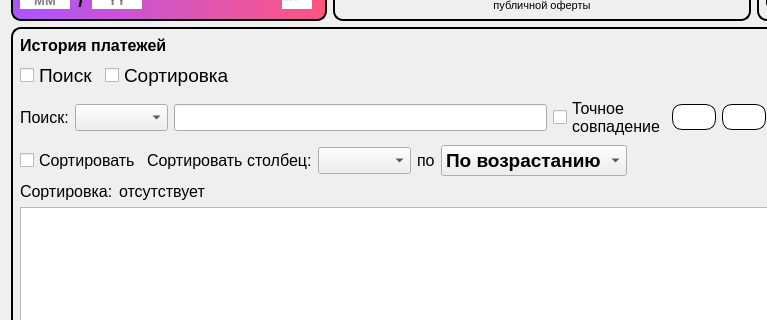
Qt form Gui/TabWidgets/Player/playerpayments.ui (MyEdit/Casino_Client) before a commit; both pictures show x 0 to 767 and y 197 to 517 of the 1158 by 669 pixel window.
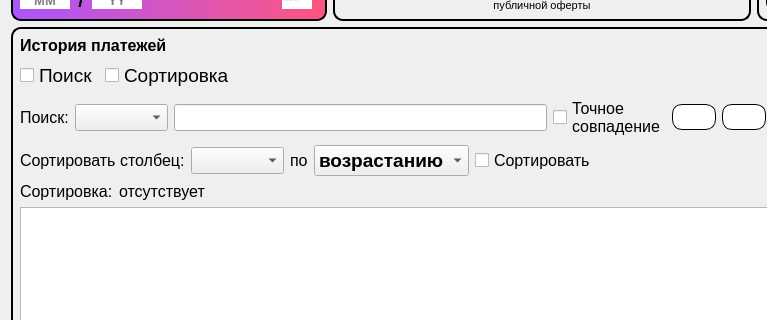
The same form after that commit. Icons and pictures are not drawn.

```diff
--- a/Gui/TabWidgets/Player/playerpayments.ui
+++ b/Gui/TabWidgets/Player/playerpayments.ui
@@ -1206,8 +1206,8 @@
           </property>
           <property name="iconSize">
            <size>
-            <width>24</width>
-            <height>24</height>
+            <width>32</width>
+            <height>32</height>
            </size>
           </property>
          </widget>
@@ -1294,8 +1294,8 @@
           </property>
           <property name="iconSize">
            <size>
-            <width>24</width>
-            <height>24</height>
+            <width>32</width>
+            <height>32</height>
            </size>
           </property>
          </widget>
@@ -1329,8 +1329,8 @@
           </property>
           <property name="iconSize">
            <size>
-            <width>24</width>
-            <height>24</height>
+            <width>32</width>
+            <height>32</height>
            </size>
           </property>
          </widget>
@@ -1352,19 +1352,6 @@
       </item>
       <item>
        <layout class="QHBoxLayout" name="horizontalLayout_8">
-        <item>
-         <widget class="QCheckBox" name="sorting">
-          <property name="font">
-           <font>
-            <family>Segoe UI</family>
-            <pointsize>12</pointsize>
-           </font>
-          </property>
-          <property name="text">
-           <string>Сортировать</string>
-          </property>
-         </widget>
-        </item>
         <item>
          <widget class="QLabel" name="label_19">
           <property name="font">
@@ -1427,16 +1414,29 @@
           </property>
           <item>
            <property name="text">
-            <string>По возрастанию</string>
+            <string>возрастанию</string>
            </property>
           </item>
           <item>
            <property name="text">
-            <string>По убыванию</string>
+            <string>убыванию</string>
            </property>
           </item>
          </widget>
         </item>
+        <item>
+         <widget class="QCheckBox" name="sorting">
+          <property name="font">
+           <font>
+            <family>Segoe UI</family>
+            <pointsize>12</pointsize>
+           </font>
+          </property>
+          <property name="text">
+           <string>Сортировать</string>
+          </property>
+         </widget>
+        </item>
         <item>
          <spacer name="horizontalSpacer_13">
           <property name="orientation">
@@ -1474,7 +1474,7 @@
          </widget>
         </item>
         <item>
-         <widget class="QLabel" name="label_18">
+         <widget class="QLabel" name="labelWhatKindSorting">
           <property name="sizePolicy">
            <sizepolicy hsizetype="Fixed" vsizetype="Preferred">
             <horstretch>0</horstretch>
@@ -1640,8 +1640,8 @@
           </property>
           <property name="iconSize">
            <size>
-            <width>24</width>
-            <height>24</height>
+            <width>32</width>
+            <height>32</height>
            </size>
           </property>
          </widget>
@@ -1736,8 +1736,8 @@
           </property>
           <property name="iconSize">
            <size>
-            <width>24</width>
-            <height>24</height>
+            <width>32</width>
+            <height>32</height>
            </size>
           </property>
          </widget>
```
